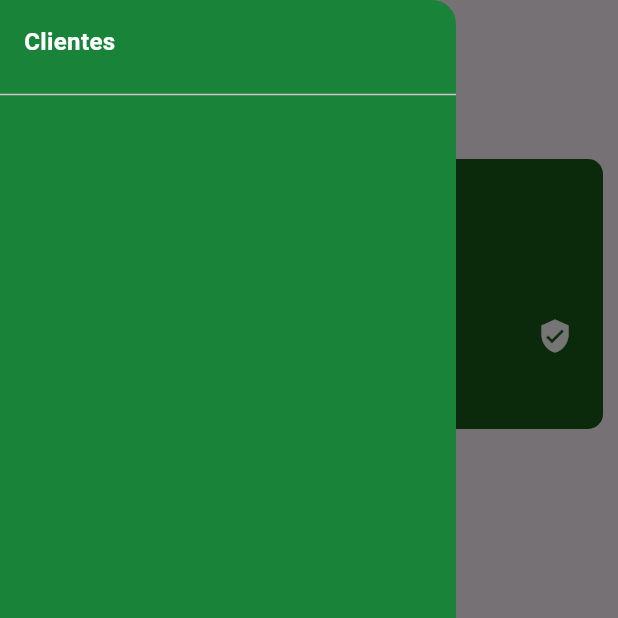
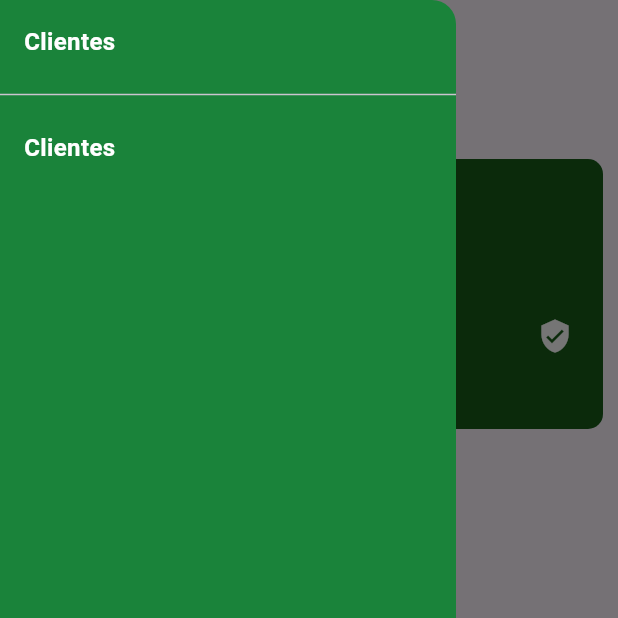
Before and after one commit to FabricioMagnus/model_design_patern_flutter, a Flutter app: the Home screen opened directly, with the side drawer open, on a phone screen of 412 x 824 dp, the top half of it. Run offline on Flutter 3.47's test engine with Material 2 defaults, Android fonts, the phone set to English and light mode, and no system bars; our stand-ins replace dio; network calls fail.

Commit message:
add: menu

```diff
--- /dev/null
+++ b/lib/pages/menu/components/button_drawer.dart
@@ -0,0 +1,36 @@
+import 'package:flutter/material.dart';
+
+class ButtonDrawer extends StatelessWidget {
+  final Function onTap;
+  final String title;
+
+  const ButtonDrawer({super.key, required this.onTap, required this.title});
+
+  @override
+  Widget build(BuildContext context) {
+    return Container(
+      width: double.infinity,
+      // decoration: const BoxDecoration(
+      //   border: Border(bottom: BorderSide(width: 1)),
+      // ),
+      color: Colors.transparent,
+      child: InkWell(
+        borderRadius:
+            BorderRadius.circular(0), // Define o border radius desejado
+        onTap: () => onTap,
+        child: Container(
+          padding: const EdgeInsets.all(
+              16), // Adicione algum espaçamento interno ao botão
+          child: Text(
+            title,
+            style: const TextStyle(
+              fontSize: 16,
+              fontWeight: FontWeight.bold,
+              color: Colors.white,
+            ),
+          ),
+        ),
+      ),
+    );
+  }
+}
--- a/lib/pages/menu/menu_drawer.dart
+++ b/lib/pages/menu/menu_drawer.dart
@@ -1,4 +1,5 @@
 import 'package:flutter/material.dart';
+import 'package:model_design_patern_flutter/pages/menu/components/button_drawer.dart';
 
 class MenuDrawer extends StatefulWidget {
   const MenuDrawer({super.key});
@@ -13,33 +14,9 @@ class _MenuDrawerState extends State<MenuDrawer> {
     return Drawer(
       backgroundColor: const Color.fromARGB(255, 26, 131, 58),
       child: Column(crossAxisAlignment: CrossAxisAlignment.start, children: [
-        Container(
-          width: double.infinity,
-          // decoration: const BoxDecoration(
-          //   border: Border(bottom: BorderSide(width: 1)),
-          // ),
-          color: Colors.transparent,
-          child: InkWell(
-            borderRadius:
-                BorderRadius.circular(0), // Define o border radius desejado
-            onTap: () {
-              // Lógica para lidar com o clique do botão
-            },
-            child: Container(
-              padding: const EdgeInsets.all(
-                  16), // Adicione algum espaçamento interno ao botão
-              child: const Text(
-                'Clientes',
-                style: TextStyle(
-                  fontSize: 16,
-                  fontWeight: FontWeight.bold,
-                  color: Colors.white,
-                ),
-              ),
-            ),
-          ),
-        ),
+        ButtonDrawer(onTap: () {}, title: "Clientes"),
         const Divider(),
+        ButtonDrawer(onTap: () {}, title: "Clientes"),
       ]),
     );
   }
```
Also changed, not shown: lib/main.dart (line endings or trailing spaces).
